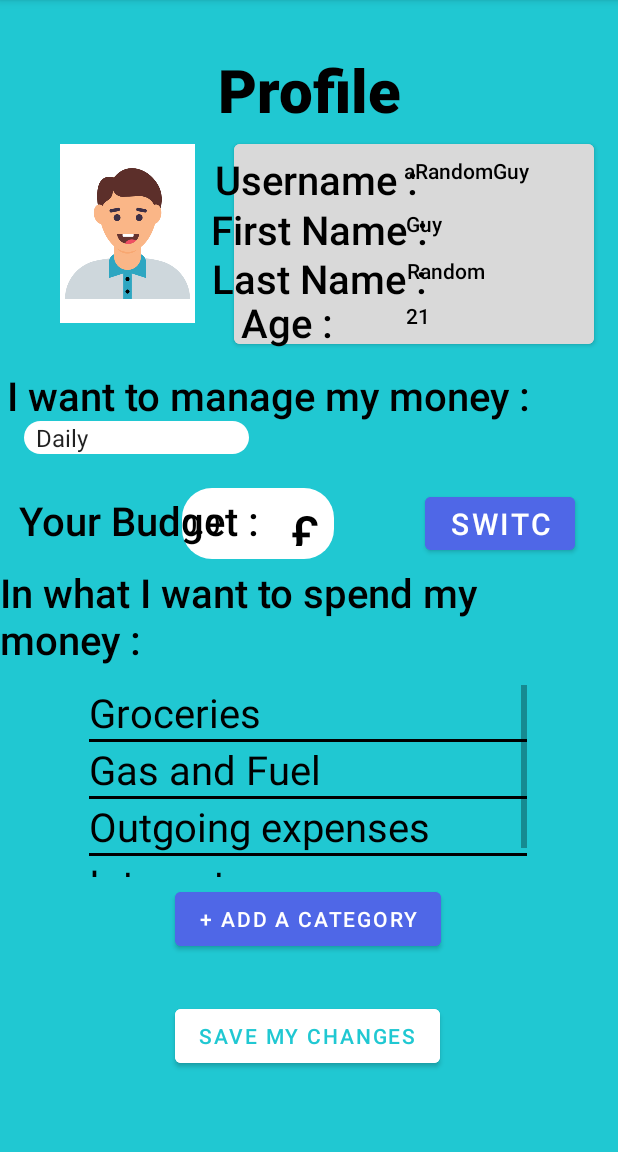
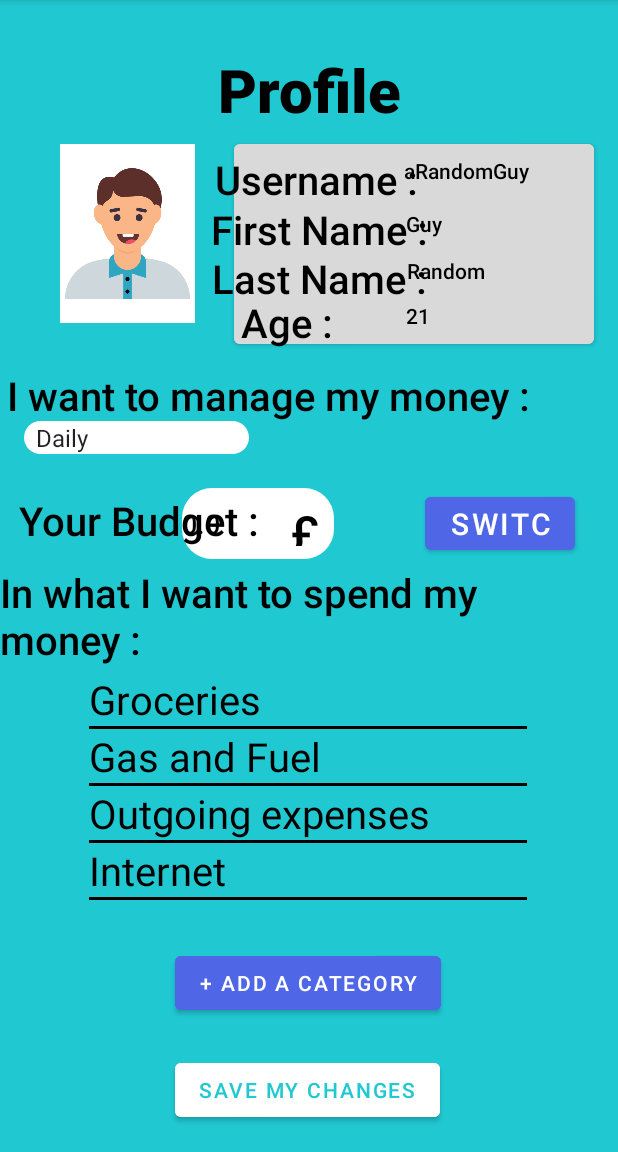
Before and after one commit to JoGaudin/Project, an Android app: the screen it shows after launch (Profile_v2), after a tap on "GO TO PROFILE", on a phone screen of 412 x 824 dp, the part 84-1236 px from its top. Run offline under Robolectric (Android 15) with nearby library versions, the phone set to English and light mode, and no system bars.

Commit message:
add category feature

```diff
--- a/app/src/main/java/com/example/project/Profile_v2.java
+++ b/app/src/main/java/com/example/project/Profile_v2.java
@@ -2,6 +2,7 @@ package com.example.project;
 
 import androidx.appcompat.app.AppCompatActivity;
 
+import android.content.Intent;
 import android.os.Bundle;
 import android.util.Log;
 import android.view.View;
@@ -18,24 +19,23 @@ import java.text.DecimalFormat;
 public class Profile_v2 extends AppCompatActivity {
 
     // Budget
-    Button chCurr;
-    EditText budgetInput;
-    DecimalFormat round = new DecimalFormat("0.0");
-    TextView symbol;
+    public Button chCurr;
+    public EditText budgetInput;
+    public DecimalFormat round = new DecimalFormat("0.0");
+    public TextView symbol;
 
     // Categories list view
-    String[] categories = {"Groceries", "Gas and Fuel", "Outgoing expenses", "Internet"};
-    ListView listView;
-    Button addCat;
+    public ListView listView;
+    public Button addCat;
+    public String[] categories_profile = {"Groceries", "Gas and Fuel", "Outgoing expenses", "Internet"};
 
     // Frequencies Dropdown Menu
-    Spinner spinner;
-    String[] frequencies =  {"Daily","Weekly","Monthly","Customize"};
-    ArrayAdapter<String> adapterItems;
+    public Spinner spinner;
+    public String[] frequencies =  {"Daily","Weekly","Monthly","Customize"};
+    public ArrayAdapter<String> adapterItems;
 
     // Other buttons
-    Button saveCh;
-    Button needHlp;
+    public Button saveCh;
 
     @Override
     protected void onCreate(Bundle savedInstanceState) {
@@ -50,16 +50,20 @@ public class Profile_v2 extends AppCompatActivity {
         spinner.setAdapter(adapterItems);
 
         // Listview
+        // Add category
         listView = (ListView) findViewById(R.id.simplelistview);
-        ArrayAdapter<String> arrayAdapter = new ArrayAdapter<String> (this, R.layout.activity_simple_list_view, R.id.test, categories);
+        updateCategories();
+        ArrayAdapter<String> arrayAdapter = new ArrayAdapter<String> (this, R.layout.activity_simple_list_view, R.id.test, categories_profile);
         listView.setAdapter(arrayAdapter);
 
-        // Adding a category when clicking the "Add Category Button"
-        addCat = (Button) findViewById((R.id.changeCurr));
+        // Adding a category when clicking the "Add Category Button" by going to the addCategory activity
+        addCat = (Button) findViewById((R.id.addCategory2));
         addCat.setOnClickListener(new View.OnClickListener() {
             @Override
             public void onClick(View view) {
-                Log.i("add cat", "onClick: HAHAHAHAHAH");
+                // Getting the categories array to the other activity
+                Intent intent = new Intent(Profile_v2.this, addCategory.class);
+                startActivity(intent);
             }
         });
 
@@ -102,7 +106,6 @@ public class Profile_v2 extends AppCompatActivity {
                     symbol.setText("£");
                     chCurr.setText("Switch to €");
                 }
-                Log.i("change help", "onClick: yayaay");
             }
         });
     }
@@ -118,4 +121,12 @@ public class Profile_v2 extends AppCompatActivity {
         resPound = euroVal/1.16;
         return resPound;
     }
+
+    public void updateCategories() {
+        Bundle extras = getIntent().getExtras();
+        String[] categories_profile_updated = extras.getStringArray("fromAddCat");
+        if(categories_profile_updated != null) {
+            categories_profile = categories_profile_updated;
+        }
+    }
 }
--- a/app/src/main/res/layout/activity_profile_v2.xml
+++ b/app/src/main/res/layout/activity_profile_v2.xml
@@ -74,7 +74,7 @@
             app:layout_constraintHorizontal_bias="0.497"
             app:layout_constraintStart_toStartOf="parent"
             app:layout_constraintTop_toTopOf="parent"
-            app:layout_constraintVertical_bias="0.926" />
+            app:layout_constraintVertical_bias="0.976" />
 
         <Button
             android:id="@+id/big_frame"
@@ -87,6 +87,34 @@
             app:layout_constraintStart_toStartOf="parent"
             app:layout_constraintTop_toTopOf="parent"
             app:layout_constraintVertical_bias="0.145" />
+
+        <Button
+            android:id="@+id/addCategory2"
+            android:layout_width="wrap_content"
+            android:layout_height="wrap_content"
+            android:layout_marginStart="116dp"
+            android:layout_marginEnd="117dp"
+            android:backgroundTint="@color/dark_button"
+            android:text="+ Add a Category"
+            android:textColor="@color/white"
+            app:layout_constraintBottom_toTopOf="@+id/saveButton2"
+            app:layout_constraintEnd_toEndOf="parent"
+            app:layout_constraintStart_toStartOf="parent"
+            app:layout_constraintTop_toBottomOf="@+id/simplelistview" />
+
+        <ListView
+            android:id="@+id/simplelistview"
+            android:layout_width="292dp"
+            android:layout_height="159dp"
+            android:divider="@color/black"
+            android:dividerHeight="2dp"
+            android:textColor="@color/black"
+            app:layout_constraintBottom_toBottomOf="parent"
+            app:layout_constraintEnd_toEndOf="parent"
+            app:layout_constraintHorizontal_bias="0.495"
+            app:layout_constraintStart_toStartOf="parent"
+            app:layout_constraintTop_toTopOf="parent"
+            app:layout_constraintVertical_bias="0.736" />
 
     </androidx.constraintlayout.widget.ConstraintLayout>
 
@@ -104,20 +132,6 @@
         app:layout_constraintTop_toTopOf="parent"
         app:layout_constraintVertical_bias="0.046" />
 
-    <Button
-        android:id="@+id/addCategory2"
-        android:layout_width="wrap_content"
-        android:layout_height="wrap_content"
-        android:backgroundTint="@color/dark_button"
-        android:text="+ Add a Category"
-        android:textColor="@color/white"
-        app:layout_constraintBottom_toBottomOf="parent"
-        app:layout_constraintEnd_toEndOf="parent"
-        app:layout_constraintHorizontal_bias="0.497"
-        app:layout_constraintStart_toStartOf="parent"
-        app:layout_constraintTop_toTopOf="parent"
-        app:layout_constraintVertical_bias="0.818" />
-
     <ImageView
         android:id="@+id/imageView"
         android:layout_width="90dp"
@@ -130,20 +144,6 @@
         app:layout_constraintTop_toTopOf="parent"
         app:layout_constraintVertical_bias="0.148"
         app:srcCompat="@drawable/guy" />
-
-    <ListView
-        android:id="@+id/simplelistview"
-        android:layout_width="292dp"
-        android:layout_height="128dp"
-        android:divider="@color/black"
-        android:dividerHeight="2dp"
-        android:textColor="@color/black"
-        app:layout_constraintBottom_toBottomOf="parent"
-        app:layout_constraintEnd_toEndOf="parent"
-        app:layout_constraintHorizontal_bias="0.495"
-        app:layout_constraintStart_toStartOf="parent"
-        app:layout_constraintTop_toTopOf="parent"
-        app:layout_constraintVertical_bias="0.714" />
 
     <TextView
         android:id="@+id/lastNameInput"
```
Also changed, not shown: app/src/main/AndroidManifest.xml (+7 -0 lines), app/src/main/java/com/example/project/addCategory.java (added, +65 -0 lines), app/src/main/res/layout/activity_add_category.xml (added, +98 -0 lines).
